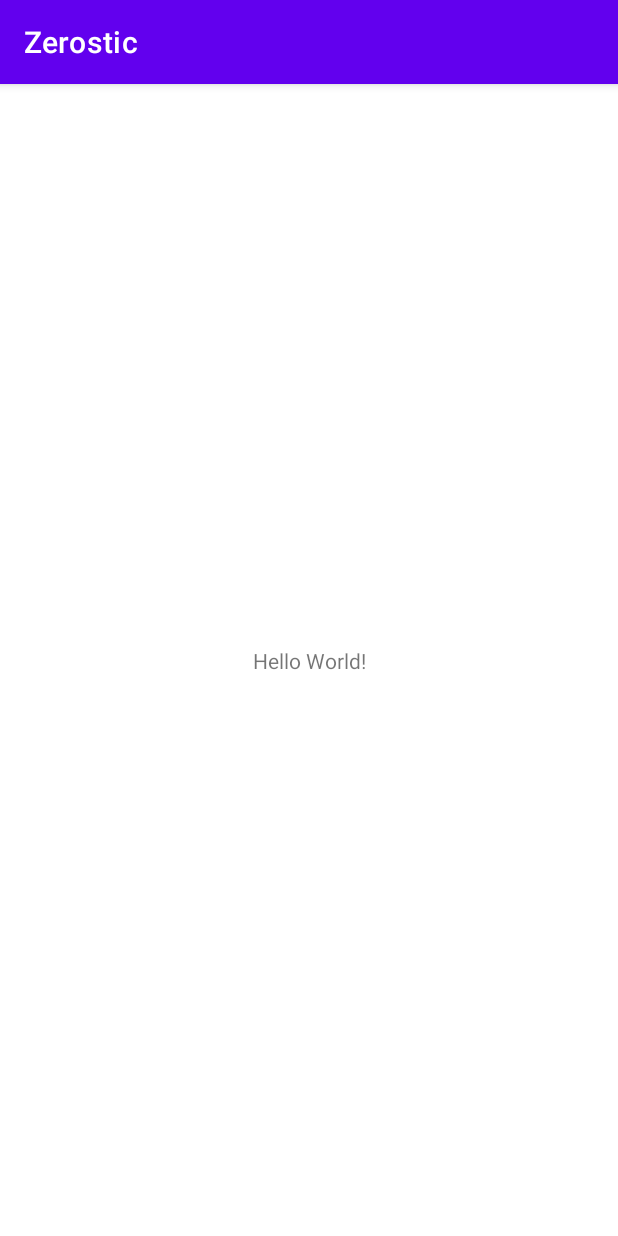
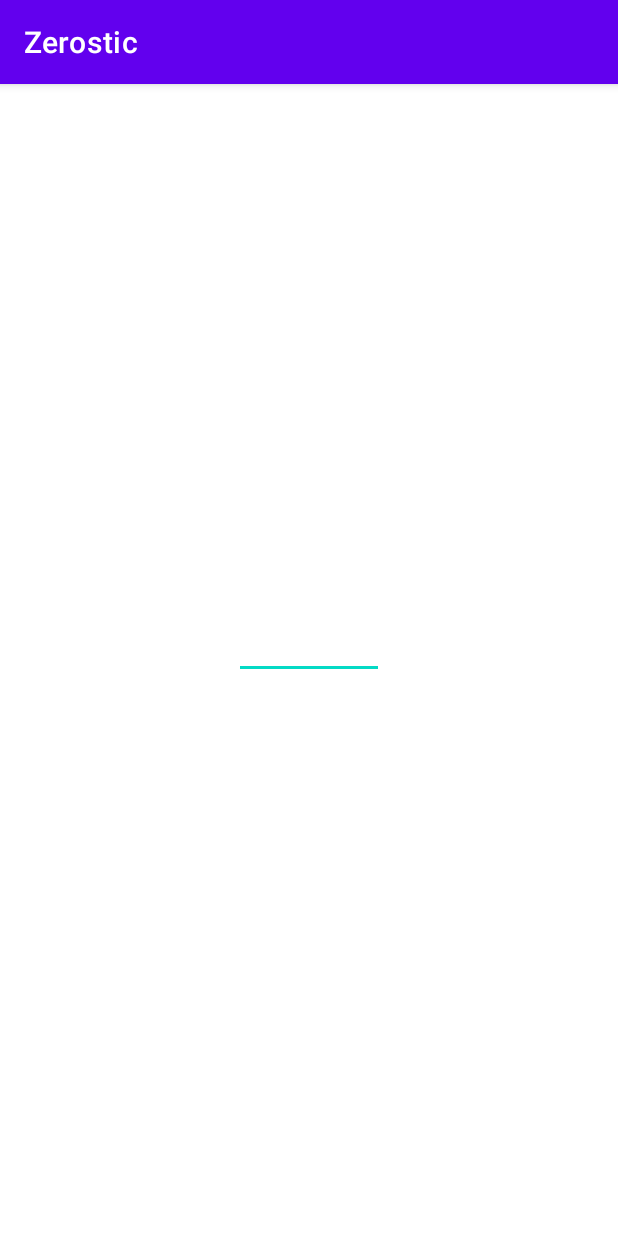
Before and after one commit to iamjayantjha/ApplicationDemo, an Android app: the screen it shows after launch (MainActivity), on a phone screen of 412 x 824 dp. Run offline under Robolectric (Android 15) with nearby library versions, the light colour scheme and no system bars.

Commit message:
Main Activity Edited

```diff
--- a/app/src/main/res/layout/activity_login.xml
+++ b/app/src/main/res/layout/activity_login.xml
@@ -1,5 +1,5 @@
 <?xml version="1.0" encoding="utf-8"?>
-<RelativeLayout xmlns:android="http://schemas.android.com/apk/res/android"
+<RelativeLayout  xmlns:android="http://schemas.android.com/apk/res/android"
     xmlns:app="http://schemas.android.com/apk/res-auto"
     xmlns:tools="http://schemas.android.com/tools"
     android:layout_width="match_parent"
--- a/app/src/main/res/layout/activity_main.xml
+++ b/app/src/main/res/layout/activity_main.xml
@@ -1,18 +1,16 @@
 <?xml version="1.0" encoding="utf-8"?>
-<androidx.constraintlayout.widget.ConstraintLayout xmlns:android="http://schemas.android.com/apk/res/android"
+<RelativeLayout xmlns:android="http://schemas.android.com/apk/res/android"
     xmlns:app="http://schemas.android.com/apk/res-auto"
     xmlns:tools="http://schemas.android.com/tools"
     android:layout_width="match_parent"
     android:layout_height="match_parent"
     tools:context=".MainActivity">
 
-    <TextView
-        android:layout_width="wrap_content"
-        android:layout_height="wrap_content"
-        android:text="Hello World!"
-        app:layout_constraintBottom_toBottomOf="parent"
-        app:layout_constraintLeft_toLeftOf="parent"
-        app:layout_constraintRight_toRightOf="parent"
-        app:layout_constraintTop_toTopOf="parent" />
+    <EditText
+        android:layout_width="100dp"
+        android:layout_height="25dp"
+        android:layout_centerInParent="true"
+        android:hint="NAME"
+        android:textSize="15sp"/>
 
-</androidx.constraintlayout.widget.ConstraintLayout>
+</RelativeLayout>
```
